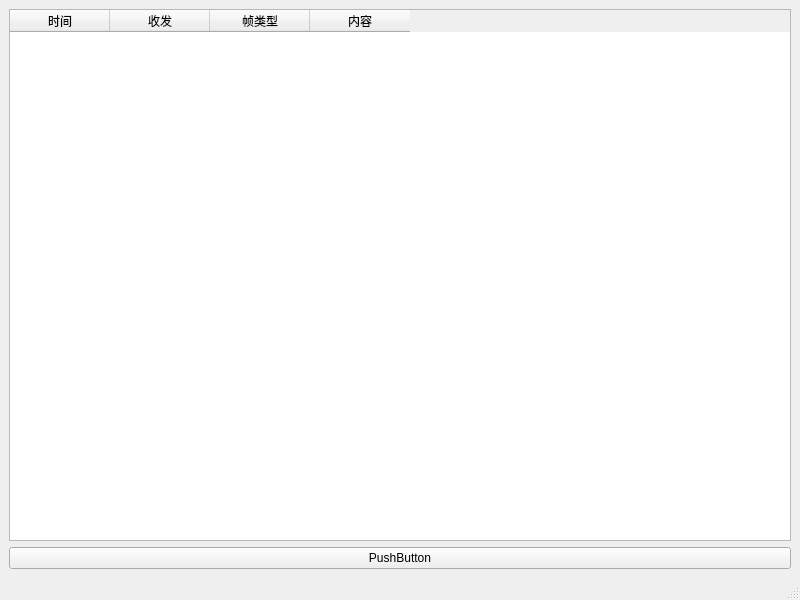
Before: the Qt Designer form IEC104Master/iec104master.ui in Lwj2233/IEC104_Tool, drawn with Qt 5.
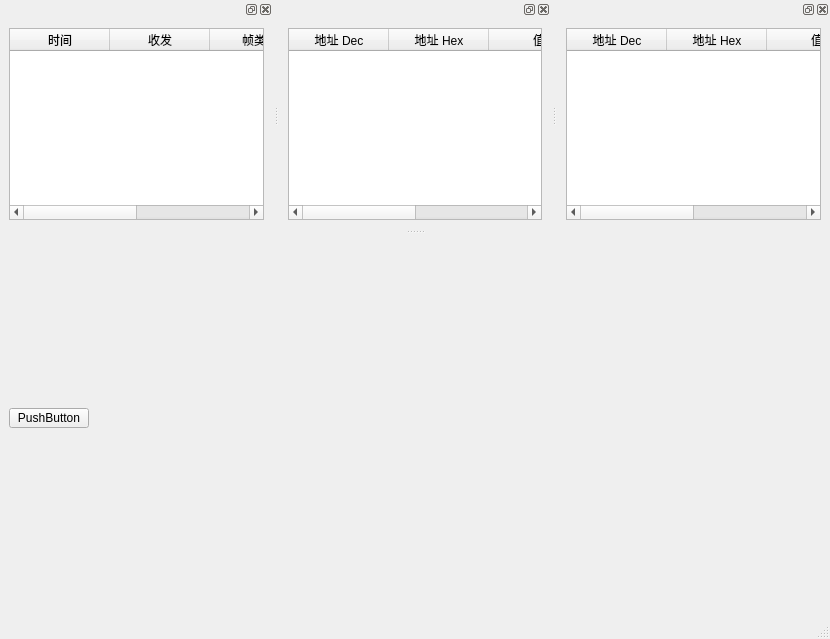
After: the same form once the commit is applied.

What changed in the file:
```diff
--- a/IEC104Master/iec104master.ui
+++ b/IEC104Master/iec104master.ui
@@ -6,47 +6,27 @@
    <rect>
     <x>0</x>
     <y>0</y>
-    <width>800</width>
-    <height>600</height>
+    <width>830</width>
+    <height>639</height>
    </rect>
   </property>
   <property name="windowTitle">
    <string>IEC104Master</string>
   </property>
   <widget class="QWidget" name="centralwidget">
-   <layout class="QVBoxLayout" name="verticalLayout">
-    <item>
-     <widget class="QTableWidget" name="tableWidget">
-      <column>
-       <property name="text">
-        <string>时间</string>
-       </property>
-      </column>
-      <column>
-       <property name="text">
-        <string>收发</string>
-       </property>
-      </column>
-      <column>
-       <property name="text">
-        <string>帧类型</string>
-       </property>
-      </column>
-      <column>
-       <property name="text">
-        <string>内容</string>
-       </property>
-      </column>
-     </widget>
-    </item>
-    <item>
-     <widget class="QPushButton" name="pushButton">
-      <property name="text">
-       <string>PushButton</string>
-      </property>
-     </widget>
-    </item>
-   </layout>
+   <widget class="QPushButton" name="pushButton">
+    <property name="geometry">
+     <rect>
+      <x>9</x>
+      <y>173</y>
+      <width>80</width>
+      <height>20</height>
+     </rect>
+    </property>
+    <property name="text">
+     <string>PushButton</string>
+    </property>
+   </widget>
   </widget>
   <widget class="QMenuBar" name="menubar">
    <property name="geometry">
@@ -59,6 +39,105 @@
    </property>
   </widget>
   <widget class="QStatusBar" name="statusbar"/>
+  <widget class="QDockWidget" name="dockWidget">
+   <attribute name="dockWidgetArea">
+    <number>4</number>
+   </attribute>
+   <widget class="QWidget" name="dockWidgetContents">
+    <layout class="QVBoxLayout" name="verticalLayout_2">
+     <item>
+      <widget class="QTableWidget" name="tableWidget">
+       <column>
+        <property name="text">
+         <string>时间</string>
+        </property>
+       </column>
+       <column>
+        <property name="text">
+         <string>收发</string>
+        </property>
+       </column>
+       <column>
+        <property name="text">
+         <string>帧类型</string>
+        </property>
+       </column>
+       <column>
+        <property name="text">
+         <string>内容</string>
+        </property>
+       </column>
+      </widget>
+     </item>
+    </layout>
+   </widget>
+  </widget>
+  <widget class="QDockWidget" name="dockWidget_2">
+   <attribute name="dockWidgetArea">
+    <number>4</number>
+   </attribute>
+   <widget class="QWidget" name="dockWidgetContents_2">
+    <layout class="QVBoxLayout" name="verticalLayout">
+     <item>
+      <widget class="QTableWidget" name="tableWidget_YX">
+       <column>
+        <property name="text">
+         <string>地址 Dec</string>
+        </property>
+       </column>
+       <column>
+        <property name="text">
+         <string>地址 Hex</string>
+        </property>
+       </column>
+       <column>
+        <property name="text">
+         <string>值</string>
+        </property>
+       </column>
+       <column>
+        <property name="text">
+         <string>含义</string>
+        </property>
+       </column>
+      </widget>
+     </item>
+    </layout>
+   </widget>
+  </widget>
+  <widget class="QDockWidget" name="dockWidget_3">
+   <attribute name="dockWidgetArea">
+    <number>4</number>
+   </attribute>
+   <widget class="QWidget" name="dockWidgetContents_3">
+    <layout class="QVBoxLayout" name="verticalLayout_3">
+     <item>
+      <widget class="QTableWidget" name="tableWidget_YC">
+       <column>
+        <property name="text">
+         <string>地址 Dec</string>
+        </property>
+       </column>
+       <column>
+        <property name="text">
+         <string>地址 Hex</string>
+        </property>
+       </column>
+       <column>
+        <property name="text">
+         <string>值</string>
+        </property>
+       </column>
+       <column>
+        <property name="text">
+         <string>含义</string>
+        </property>
+       </column>
+      </widget>
+     </item>
+    </layout>
+   </widget>
+  </widget>
  </widget>
  <resources/>
  <connections/>
```
Left out of the diff: 2 changed lines with no effect on the pictures.
